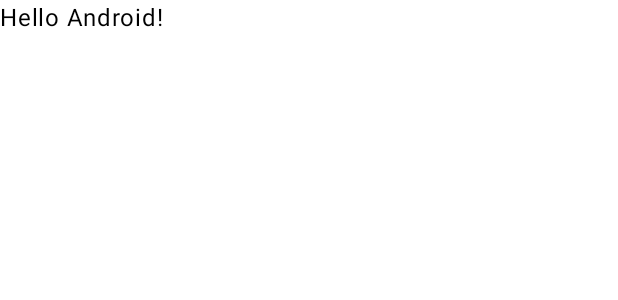
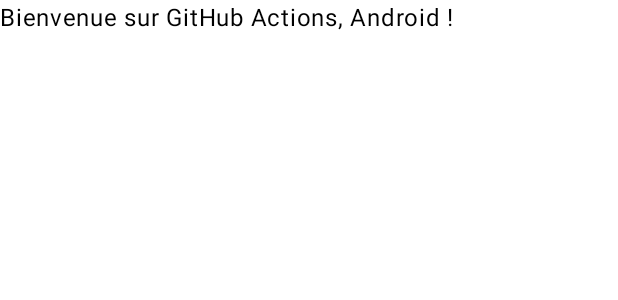
Before and after one commit to ouissAb/TP2-AboujidOuissam, an Android app built with Jetpack Compose: the @Preview function GreetingPreview, on a phone screen of 412 x 824 dp. Shown: the top 300 px of the screen. Run offline under Robolectric (Android 15) with nearby library versions, the phone set to English and light mode, and no system bars.

Commit message:
Change greeting text to French

```diff
--- a/app/src/main/java/com/example/githubactionsapps/MainActivity.kt
+++ b/app/src/main/java/com/example/githubactionsapps/MainActivity.kt
@@ -33,7 +33,7 @@ class MainActivity : ComponentActivity() {
 @Composable
 fun Greeting(name: String, modifier: Modifier = Modifier) {
     Text(
-        text = "Hello $name!",
+        text = "Bienvenue sur GitHub Actions, $name !",
         modifier = modifier
     )
 }
```
